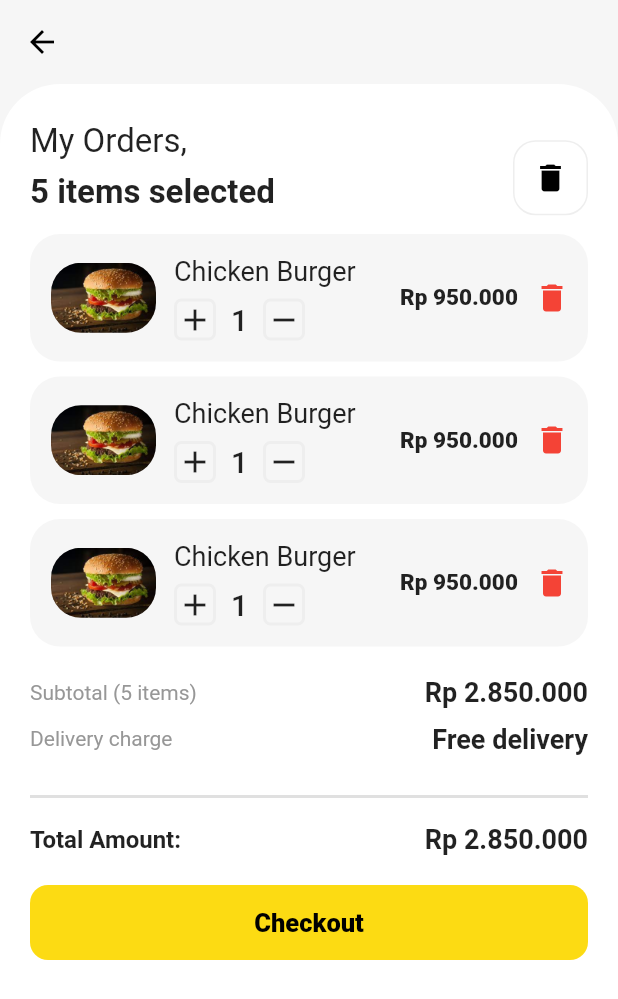
After one commit to stanlys96/good_food_app, a Flutter app: the CartPage screen opened by its route, on a phone screen of 412 x 824 dp. The commit adds this screen. Shown: the top 999 px of the screen. Run offline on Flutter 3.47's test engine with Material 2 defaults, Android fonts, the phone set to English and light mode, and no system bars; our stand-ins replace dio, font_awesome_flutter.

Commit message:
add cart page

```diff
--- /dev/null
+++ b/client/lib/components/big_button.dart
@@ -0,0 +1,28 @@
+import 'package:flutter/material.dart';
+
+class BigButton extends StatelessWidget {
+  String title;
+  BigButton({required this.title});
+  @override
+  Widget build(BuildContext context) {
+    return Container(
+      padding: EdgeInsets.symmetric(
+        vertical: 15.0,
+      ),
+      width: double.infinity,
+      decoration: BoxDecoration(
+        color: Color.fromRGBO(252, 219, 19, 1),
+        borderRadius: BorderRadius.circular(12.0),
+      ),
+      child: Text(
+        title,
+        textAlign: TextAlign.center,
+        style: TextStyle(
+          color: Colors.black,
+          fontSize: 17.0,
+          fontWeight: FontWeight.w800,
+        ),
+      ),
+    );
+  }
+}
--- /dev/null
+++ b/client/lib/components/big_icon_box.dart
@@ -0,0 +1,27 @@
+import 'package:flutter/material.dart';
+
+class BigIconBox extends StatelessWidget {
+  IconData icon;
+  Color color;
+  BigIconBox({required this.icon, required this.color});
+  @override
+  Widget build(BuildContext context) {
+    return InkWell(
+      onTap: () {},
+      child: Container(
+        height: 50.0,
+        width: 50.0,
+        decoration: BoxDecoration(
+          border: Border.all(
+            color: Color.fromRGBO(238, 238, 238, 1),
+          ),
+          borderRadius: BorderRadius.circular(15.0),
+        ),
+        child: Icon(
+          icon,
+          color: color,
+        ),
+      ),
+    );
+  }
+}
--- /dev/null
+++ b/client/lib/components/cart_box.dart
@@ -0,0 +1,113 @@
+import 'package:flutter/material.dart';
+
+class CartBox extends StatelessWidget {
+  @override
+  Widget build(BuildContext context) {
+    return Padding(
+      padding: const EdgeInsets.only(bottom: 10.0),
+      child: Container(
+        padding: EdgeInsets.all(14.0),
+        decoration: BoxDecoration(
+          color: Color.fromRGBO(246, 246, 246, 1),
+          borderRadius: BorderRadius.circular(20.0),
+        ),
+        child: Row(
+          children: [
+            ClipRRect(
+              borderRadius: BorderRadius.circular(20.0),
+              child: Image.asset(
+                'images/burger_1.jpeg',
+                width: 70.0,
+              ),
+            ),
+            Expanded(
+              flex: 2,
+              child: Container(
+                padding: EdgeInsets.only(
+                  left: 12.0,
+                  right: 5.0,
+                ),
+                child: Column(
+                  crossAxisAlignment: CrossAxisAlignment.start,
+                  children: [
+                    Text(
+                      'Chicken Burger',
+                      style: TextStyle(
+                        fontSize: 18.0,
+                      ),
+                    ),
+                    SizedBox(
+                      height: 8.0,
+                    ),
+                    Row(
+                      children: [
+                        GestureDetector(
+                          onTap: () {},
+                          child: Container(
+                            decoration: BoxDecoration(
+                              border: Border.all(
+                                color: Color.fromRGBO(238, 238, 238, 1),
+                                width: 2.0,
+                              ),
+                              borderRadius: BorderRadius.circular(5.0),
+                            ),
+                            child: Icon(Icons.add),
+                          ),
+                        ),
+                        Padding(
+                          padding: const EdgeInsets.symmetric(horizontal: 10.0),
+                          child: Text(
+                            '1',
+                            style: TextStyle(
+                              fontSize: 20.0,
+                              fontWeight: FontWeight.w500,
+                            ),
+                          ),
+                        ),
+                        GestureDetector(
+                          onTap: () {},
+                          child: Container(
+                            decoration: BoxDecoration(
+                              border: Border.all(
+                                color: Color.fromRGBO(238, 238, 238, 1),
+                                width: 2.0,
+                              ),
+                              borderRadius: BorderRadius.circular(5.0),
+                            ),
+                            child: Icon(Icons.remove),
+                          ),
+                        ),
+                      ],
+                    )
+                  ],
+                ),
+              ),
+            ),
+            Expanded(
+              child: Text(
+                'Rp 950.000',
+                style: TextStyle(
+                  fontWeight: FontWeight.w800,
+                  fontSize: 15.0,
+                ),
+              ),
+            ),
+            IconButton(
+              constraints: BoxConstraints(
+                maxWidth: 30.0,
+                maxHeight: 100.0,
+              ),
+              onPressed: () {},
+              icon: Center(
+                child: Icon(
+                  Icons.delete,
+                  color: Colors.red,
+                ),
+              ),
+            )
+          ],
+        ),
+      ),
+    );
+  }
+}
--- a/client/lib/main.dart
+++ b/client/lib/main.dart
@@ -3,6 +3,7 @@ import './pages/sign_in_page.dart';
 import './pages/home_page.dart';
 import './pages/sign_up_page.dart';
 import './pages/main_page.dart';
+import './pages/cart.dart';
 
 void main() async {
   WidgetsFlutterBinding.ensureInitialized();
@@ -23,6 +24,7 @@ class MyApp extends StatelessWidget {
         SignInPage.routeName: (context) => SignInPage(),
         SignUpPage.routeName: (context) => SignUpPage(),
         MainPage.routeName: (context) => MainPage(),
+        CartPage.routeName: (context) => CartPage(),
       },
     );
   }
--- /dev/null
+++ b/client/lib/pages/cart.dart
@@ -0,0 +1,183 @@
+import 'package:flutter/material.dart';
+import '../components/big_icon_box.dart';
+import '../components/cart_box.dart';
+import '../components/big_button.dart';
+
+class CartPage extends StatefulWidget {
+  static final routeName = '/cart';
+  @override
+  _CartPageState createState() => _CartPageState();
+}
+
+class _CartPageState extends State<CartPage> {
+  int quantity = 0;
+  bool isPressed = false;
+  void changeValue(task) {
+    setState(() {
+      if (task == 'minus') {
+        if (quantity == 0) {
+          return;
+        }
+        quantity--;
+      } else if (task == 'plus') {
+        quantity++;
+      }
+    });
+  }
+
+  @override
+  Widget build(BuildContext context) {
+    return Scaffold(
+      appBar: AppBar(
+        backgroundColor: Color.fromRGBO(246, 246, 246, 1),
+        elevation: 0.0,
+        leading: IconButton(
+          onPressed: () {
+            Navigator.pop(context);
+          },
+          icon: Icon(Icons.arrow_back),
+        ),
+      ),
+      backgroundColor: Color.fromRGBO(246, 246, 246, 1),
+      body: Container(
+        width: double.infinity,
+        padding: EdgeInsets.only(
+          left: 20.0,
+          right: 20.0,
+          top: 25.0,
+        ),
+        decoration: BoxDecoration(
+          color: Colors.white,
+          borderRadius: BorderRadius.only(
+            topLeft: Radius.circular(40.0),
+            topRight: Radius.circular(40.0),
+          ),
+        ),
+        child: Column(
+          crossAxisAlignment: CrossAxisAlignment.start,
+          children: [
+            Row(
+              mainAxisAlignment: MainAxisAlignment.spaceBetween,
+              children: [
+                Column(
+                  crossAxisAlignment: CrossAxisAlignment.start,
+                  children: [
+                    Text(
+                      'My Orders,',
+                      style: TextStyle(
+                        fontSize: 22.0,
+                      ),
+                    ),
+                    Padding(
+                      padding: const EdgeInsets.only(
+                        top: 8.0,
+                        bottom: 15.0,
+                      ),
+                      child: Text(
+                        '5 items selected',
+                        style: TextStyle(
+                          fontSize: 22.0,
+                          fontWeight: FontWeight.w600,
+                        ),
+                      ),
+                    ),
+                  ],
+                ),
+                BigIconBox(icon: Icons.delete, color: Colors.black)
+              ],
+            ),
+            Container(
+              height: 285.0,
+              child: ListView.builder(
+                itemCount: 5,
+                itemBuilder: (context, index) {
+                  return CartBox();
+                },
+              ),
+            ),
+            Padding(
+              padding: const EdgeInsets.only(
+                top: 10.0,
+              ),
+              child: Row(
+                mainAxisAlignment: MainAxisAlignment.spaceBetween,
+                children: [
+                  Text(
+                    'Subtotal (5 items)',
+                    style: TextStyle(
+                      fontSize: 14.0,
+                      color: Color.fromRGBO(151, 151, 151, 1),
+                    ),
+                  ),
+                  Text(
+                    'Rp 2.850.000',
+                    style: TextStyle(
+                      fontWeight: FontWeight.w700,
+                      fontSize: 18.0,
+                    ),
+                  ),
+                ],
+              ),
+            ),
+            Padding(
+              padding: const EdgeInsets.only(
+                top: 10.0,
+                bottom: 20.0,
+              ),
+              child: Row(
+                mainAxisAlignment: MainAxisAlignment.spaceBetween,
+                children: [
+                  Text(
+                    'Delivery charge',
+                    style: TextStyle(
+                      fontSize: 14.0,
+                      color: Color.fromRGBO(151, 151, 151, 1),
+                    ),
+                  ),
+                  Text(
+                    'Free delivery',
+                    style: TextStyle(
+                      fontWeight: FontWeight.w700,
+                      fontSize: 18.0,
+                    ),
+                  ),
+                ],
+              ),
+            ),
+            Divider(
+              thickness: 2.0,
+            ),
+            Padding(
+              padding: const EdgeInsets.only(
+                top: 10.0,
+                bottom: 20.0,
+              ),
+              child: Row(
+                mainAxisAlignment: MainAxisAlignment.spaceBetween,
+                children: [
+                  Text(
+                    'Total Amount:',
+                    style: TextStyle(
+                      fontSize: 16.0,
+                      fontWeight: FontWeight.w700,
+                    ),
+                  ),
+                  Text(
+                    'Rp 2.850.000',
+                    style: TextStyle(
+                      fontWeight: FontWeight.w700,
+                      fontSize: 18.0,
+                    ),
+                  ),
+                ],
+              ),
+            ),
+            BigButton(
+              title: 'Checkout',
+            ),
+          ],
+        ),
+      ),
+    );
+  }
+}
--- a/client/lib/pages/main_page.dart
+++ b/client/lib/pages/main_page.dart
@@ -156,7 +156,9 @@ class _MainPageState extends State<MainPage> with TickerProviderStateMixin {
               ),
             ),
             IconButton(
-              onPressed: () {},
+              onPressed: () {
+                Navigator.pushNamed(context, '/cart');
+              },
               icon: FaIcon(
                 FontAwesomeIcons.shoppingBag,
               ),
--- a/client/lib/pages/menu_detail.dart
+++ b/client/lib/pages/menu_detail.dart
@@ -2,6 +2,8 @@ import 'package:flutter/material.dart';
 import 'package:font_awesome_flutter/font_awesome_flutter.dart';
 import '../components/star_widget.dart';
 import '../components/icon_box.dart';
+import '../components/big_icon_box.dart';
+import '../components/big_button.dart';
 
 class MenuDetailPage extends StatefulWidget {
   static final routeName = '/menuDetail';
@@ -153,24 +155,11 @@ class _MenuDetailPageState extends State<MenuDetailPage> {
                             ),
                           ],
                         ),
-                        InkWell(
-                          onTap: () {},
-                          child: Container(
-                            height: 50.0,
-                            width: 50.0,
-                            decoration: BoxDecoration(
-                              border: Border.all(
-                                color: Color.fromRGBO(238, 238, 238, 1),
-                              ),
-                              borderRadius: BorderRadius.circular(15.0),
-                            ),
-                            child: Icon(
-                              !isPressed
-                                  ? Icons.favorite_border_outlined
-                                  : Icons.favorite,
-                              color: Colors.red,
-                            ),
-                          ),
+                        BigIconBox(
+                          icon: !isPressed
+                              ? Icons.favorite_border_outlined
+                              : Icons.favorite,
+                          color: Colors.red,
                         ),
                       ],
                     ),
@@ -227,24 +216,8 @@ class _MenuDetailPageState extends State<MenuDetailPage> {
                     SizedBox(
                       height: 15.0,
                     ),
-                    Container(
-                      padding: EdgeInsets.symmetric(
-                        vertical: 15.0,
-                      ),
-                      width: double.infinity,
-                      decoration: BoxDecoration(
-                        color: Color.fromRGBO(252, 219, 19, 1),
-                        borderRadius: BorderRadius.circular(12.0),
-                      ),
-                      child: Text(
-                        'Add to Cart',
-                        textAlign: TextAlign.center,
-                        style: TextStyle(
-                          color: Colors.black,
-                          fontSize: 17.0,
-                          fontWeight: FontWeight.w800,
-                        ),
-                      ),
+                    BigButton(
+                      title: 'Add to Cart',
                     ),
                   ],
                 ),
--- a/client/lib/utility/database_manager.dart
+++ /dev/null
@@ -1,58 +0,0 @@
-import 'package:cloud_firestore/cloud_firestore.dart';
-import 'dart:core';
-
-class DatabaseManager {
-  final CollectionReference menu =
-      FirebaseFirestore.instance.collection('food');
-
-  final CollectionReference categories =
-      FirebaseFirestore.instance.collection('categories');
-
-  final CollectionReference users =
-      FirebaseFirestore.instance.collection('users');
-
-  getMenuList() async {
-    List itemsList = [];
-    String type = 'burgers';
-    try {
-      await menu.get().then((querySnapshot) {
-        querySnapshot.docs.forEach((item) {
-          itemsList.add(item.data());
-        });
-      });
-      return itemsList;
-    } catch (e) {
-      print(e);
-    }
-  }
-
-  getCategoryList() async {
-    List itemsList = [];
-    try {
-      await categories.get().then((querySnapshot) {
-        querySnapshot.docs.forEach((item) {
-          itemsList.add(item.data());
-        });
-      });
-      return itemsList;
-    } catch (e) {
-      print(e);
-    }
-  }
-
-  updateUserList() async {}
-
-  getUsersList() async {
-    List itemsList = [];
-    try {
-      await users.get().then((querySnapshot) {
-        querySnapshot.docs.forEach((item) {
-          itemsList.add(item.data());
-        });
-      });
-      return itemsList;
-    } catch (e) {
-      print(e);
-    }
-  }
-}
```
